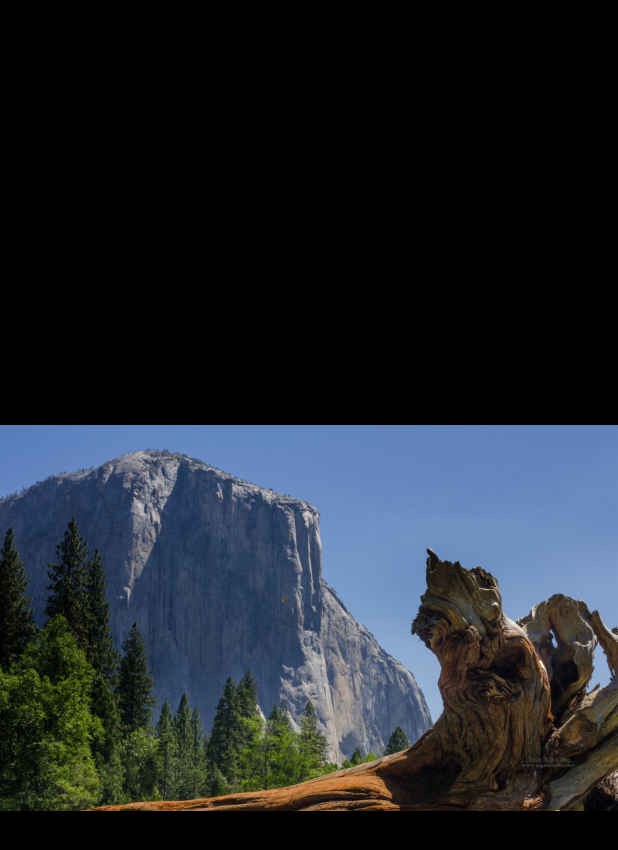
After one commit to dsu1995/photo-viewer, an Android app: the FullscreenImageActivity screen opened directly, with no data from a screen before it, on a phone screen of 412 x 824 dp. The commit adds this screen. Shown: the top 850 px of the screen. Run offline under Robolectric (Android 15) with nearby library versions, the phone set to English and light mode, and no system bars; network calls fail.

Commit message:
Added new full screen image activity

```diff
--- a/app/build.gradle
+++ b/app/build.gradle
@@ -26,4 +26,5 @@ dependencies {
     compile 'com.android.support:design:23.1.1'
     compile 'com.android.support:cardview-v7:23.1.1'
     compile 'com.android.support:recyclerview-v7:23.1.1'
+    compile 'com.android.support:support-v4:23.1.1'
 }
--- /dev/null
+++ b/app/src/main/java/cs349/fotag/FullscreenImageActivity.java
@@ -0,0 +1,194 @@
+package cs349.fotag;
+
+import android.annotation.SuppressLint;
+import android.content.Intent;
+import android.graphics.Bitmap;
+import android.graphics.Color;
+import android.graphics.drawable.BitmapDrawable;
+import android.graphics.drawable.ColorDrawable;
+import android.support.v7.app.ActionBar;
+import android.support.v7.app.AppCompatActivity;
+import android.os.Bundle;
+import android.os.Handler;
+import android.view.MotionEvent;
+import android.view.View;
+import android.view.MenuItem;
+import android.support.v4.app.NavUtils;
+import android.view.Window;
+import android.widget.ImageView;
+
+/**
+ * An example full-screen activity that shows and hides the system UI (i.e.
+ * status bar and navigation/system bar) with user interaction.
+ */
+public class FullscreenImageActivity extends AppCompatActivity {
+    /**
+     * Whether or not the system UI should be auto-hidden after
+     * {@link #AUTO_HIDE_DELAY_MILLIS} milliseconds.
+     */
+    private static final boolean AUTO_HIDE = true;
+
+    /**
+     * If {@link #AUTO_HIDE} is set, the number of milliseconds to wait after
+     * user interaction before hiding the system UI.
+     */
+    private static final int AUTO_HIDE_DELAY_MILLIS = 3000;
+
+    /**
+     * Some older devices needs a small delay between UI widget updates
+     * and a change of the status and navigation bar.
+     */
+    private static final int UI_ANIMATION_DELAY = 300;
+    private final Handler mHideHandler = new Handler();
+    private ImageView imageView;
+    private final Runnable mHidePart2Runnable = new Runnable() {
+        @SuppressLint("InlinedApi")
+        @Override
+        public void run() {
+            // Delayed removal of status and navigation bar
+
+            // Note that some of these constants are new as of API 16 (Jelly Bean)
+            // and API 19 (KitKat). It is safe to use them, as they are inlined
+            // at compile-time and do nothing on earlier devices.
+            imageView.setSystemUiVisibility(View.SYSTEM_UI_FLAG_LOW_PROFILE
+                    | View.SYSTEM_UI_FLAG_FULLSCREEN
+                    | View.SYSTEM_UI_FLAG_LAYOUT_STABLE
+                    | View.SYSTEM_UI_FLAG_IMMERSIVE_STICKY
+                    | View.SYSTEM_UI_FLAG_LAYOUT_HIDE_NAVIGATION
+                    | View.SYSTEM_UI_FLAG_HIDE_NAVIGATION);
+        }
+    };
+    private View mControlsView;
+    private final Runnable mShowPart2Runnable = new Runnable() {
+        @Override
+        public void run() {
+            // Delayed display of UI elements
+            ActionBar actionBar = getSupportActionBar();
+            if (actionBar != null) {
+                actionBar.show();
+            }
+            mControlsView.setVisibility(View.VISIBLE);
+        }
+    };
+    private boolean mVisible;
+    private final Runnable mHideRunnable = new Runnable() {
+        @Override
+        public void run() {
+            hide();
+        }
+    };
+    /**
+     * Touch listener to use for in-layout UI controls to delay hiding the
+     * system UI. This is to prevent the jarring behavior of controls going away
+     * while interacting with activity UI.
+     */
+    private final View.OnTouchListener mDelayHideTouchListener = new View.OnTouchListener() {
+        @Override
+        public boolean onTouch(View view, MotionEvent motionEvent) {
+            if (AUTO_HIDE) {
+                delayedHide(AUTO_HIDE_DELAY_MILLIS);
+            }
+            return false;
+        }
+    };
+
+    @Override
+    protected void onCreate(Bundle savedInstanceState) {
+        supportRequestWindowFeature(Window.FEATURE_ACTION_BAR_OVERLAY);
+
+        super.onCreate(savedInstanceState);
+
+        setContentView(R.layout.activity_fullscreen_image);
+        ActionBar actionBar = getSupportActionBar();
+        if (actionBar != null) {
+            actionBar.setDisplayHomeAsUpEnabled(true);
+        }
+
+        mVisible = true;
+        mControlsView = findViewById(R.id.fullscreen_content_controls);
+        imageView = (ImageView) findViewById(R.id.fullscreen_content);
+
+
+        // Set up the user interaction to manually show or hide the system UI.
+        imageView.setOnClickListener(new View.OnClickListener() {
+            @Override
+            public void onClick(View view) {
+                toggle();
+            }
+        });
+
+        // Upon interacting with UI controls, delay any scheduled hide()
+        // operations to prevent the jarring behavior of controls going away
+        // while interacting with the UI.
+//        findViewById(R.id.dummy_button).setOnTouchListener(mDelayHideTouchListener);
+
+        Intent intent = getIntent();
+//        Bitmap bmp = intent.getParcelableExtra(MainActivity.IMAGE_MESSAGE);
+
+        imageView.setImageDrawable(ImageCollectionModel.MAILBOX.getImage());
+    }
+
+    @Override
+    protected void onPostCreate(Bundle savedInstanceState) {
+        super.onPostCreate(savedInstanceState);
+
+        // Trigger the initial hide() shortly after the activity has been
+        // created, to briefly hint to the user that UI controls
+        // are available.
+        delayedHide(100);
+    }
+
+    @Override
+    public boolean onOptionsItemSelected(MenuItem item) {
+        int id = item.getItemId();
+        if (id == android.R.id.home) {
+            // This ID represents the Home or Up button.
+            finish();
+            return true;
+        }
+        return super.onOptionsItemSelected(item);
+    }
+
+    private void toggle() {
+        if (mVisible) {
+            hide();
+        } else {
+            show();
+        }
+    }
+
+    private void hide() {
+        // Hide UI first
+        ActionBar actionBar = getSupportActionBar();
+        if (actionBar != null) {
+            actionBar.hide();
+        }
+        mControlsView.setVisibility(View.GONE);
+        mVisible = false;
+
+        // Schedule a runnable to remove the status and navigation bar after a delay
+        mHideHandler.removeCallbacks(mShowPart2Runnable);
+        mHideHandler.postDelayed(mHidePart2Runnable, UI_ANIMATION_DELAY);
+    }
+
+    @SuppressLint("InlinedApi")
+    private void show() {
+        // Show the system bar
+        imageView.setSystemUiVisibility(View.SYSTEM_UI_FLAG_LAYOUT_FULLSCREEN
+                | View.SYSTEM_UI_FLAG_LAYOUT_HIDE_NAVIGATION);
+        mVisible = true;
+
+        // Schedule a runnable to display UI elements after a delay
+        mHideHandler.removeCallbacks(mHidePart2Runnable);
+        mHideHandler.postDelayed(mShowPart2Runnable, UI_ANIMATION_DELAY);
+    }
+
+    /**
+     * Schedules a call to hide() in [delay] milliseconds, canceling any
+     * previously scheduled calls.
+     */
+    private void delayedHide(int delayMillis) {
+        mHideHandler.removeCallbacks(mHideRunnable);
+        mHideHandler.postDelayed(mHideRunnable, delayMillis);
+    }
+}
--- /dev/null
+++ b/app/src/main/res/layout/activity_fullscreen_image.xml
@@ -0,0 +1,56 @@
+<FrameLayout xmlns:android="http://schemas.android.com/apk/res/android"
+             xmlns:tools="http://schemas.android.com/tools"
+             android:layout_width="match_parent"
+             android:layout_height="match_parent"
+             android:background="#000000"
+             tools:context="cs349.fotag.FullscreenImageActivity">
+
+
+
+
+
+
+    <!-- The primary full-screen view. This can be replaced with whatever view
+         is needed to present your content, e.g. VideoView, SurfaceView,
+         TextureView, etc. -->
+    <ImageView
+        android:layout_width="match_parent"
+        android:layout_height="match_parent"
+        android:id="@+id/fullscreen_content"
+        android:gravity="center"
+        android:keepScreenOn="true"
+        android:layout_gravity="center"/>
+
+    <!-- This FrameLayout insets its children based on system windows using
+         android:fitsSystemWindows. -->
+    <FrameLayout
+        android:layout_width="match_parent"
+        android:layout_height="match_parent"
+        android:fitsSystemWindows="true">
+
+
+
+        <LinearLayout
+            android:id="@+id/fullscreen_content_controls"
+            style="?metaButtonBarStyle"
+            android:layout_width="match_parent"
+            android:layout_height="wrap_content"
+            android:layout_gravity="bottom|center_horizontal"
+            android:background="@color/black_overlay"
+            android:orientation="horizontal"
+            tools:ignore="UselessParent">
+
+
+
+            <!--<Button-->
+                <!--android:id="@+id/dummy_button"-->
+                <!--style="?metaButtonBarButtonStyle"-->
+                <!--android:layout_width="0dp"-->
+                <!--android:layout_height="wrap_content"-->
+                <!--android:layout_weight="1"-->
+                <!--android:text="@string/dummy_button"/>-->
+
+        </LinearLayout>
+    </FrameLayout>
+
+</FrameLayout>
--- a/app/src/main/res/layout/image_card.xml
+++ b/app/src/main/res/layout/image_card.xml
@@ -26,10 +26,11 @@
                 android:layout_width="match_parent"
                 android:layout_height="wrap_content"
                 android:id="@+id/imageView"
-                android:src="@drawable/sample5"
                 android:scaleType="fitCenter"
                 android:layout_gravity="top"
-                android:adjustViewBounds="true"/>
+                android:adjustViewBounds="true"
+                android:contentDescription="@string/image_view_description"
+                android:clickable="true"/>
 
             <RatingBar
                 android:layout_width="wrap_content"
--- a/app/src/main/res/values/colors.xml
+++ b/app/src/main/res/values/colors.xml
@@ -3,4 +3,6 @@
     <color name="colorPrimary">#3F51B5</color>
     <color name="colorPrimaryDark">#303F9F</color>
     <color name="colorAccent">#FF4081</color>
+
+    <color name="black_overlay">#66000000</color>
 </resources>
--- a/app/src/main/res/values/styles.xml
+++ b/app/src/main/res/values/styles.xml
@@ -17,4 +17,16 @@
 
     <style name="AppTheme.PopupOverlay" parent="ThemeOverlay.AppCompat.Light"/>
 
+    <style name="FullscreenTheme" parent="AppTheme">
+        <item name="android:actionBarStyle">@style/FullscreenActionBarStyle</item>
+        <item name="android:windowActionBarOverlay">true</item>
+        <item name="android:windowBackground">@null</item>
+        <item name="metaButtonBarStyle">?android:attr/buttonBarStyle</item>
+        <item name="metaButtonBarButtonStyle">?android:attr/buttonBarButtonStyle</item>
+    </style>
+
+    <style name="FullscreenActionBarStyle" parent="Widget.AppCompat.ActionBar">
+        <item name="android:background">@color/black_overlay</item>
+    </style>
+
 </resources>
```
Also changed, not shown: app/src/main/AndroidManifest.xml (+12 -1 lines), app/src/main/java/cs349/fotag/AsyncImageView.java (deleted, +0 -38 lines), app/src/main/java/cs349/fotag/ChangeEvent.java (added, +18 -0 lines), app/src/main/java/cs349/fotag/ImageAdapter.java (+35 -6 lines), app/src/main/java/cs349/fotag/ImageCollectionModel.java (+124 -27 lines), app/src/main/java/cs349/fotag/ImageModel.java (+22 -49 lines), app/src/main/java/cs349/fotag/MainActivity.java (+8 -6 lines), app/src/main/res/values/attrs.xml (added, +12 -0 lines), app/src/main/res/values/strings.xml (+7 -0 lines).
